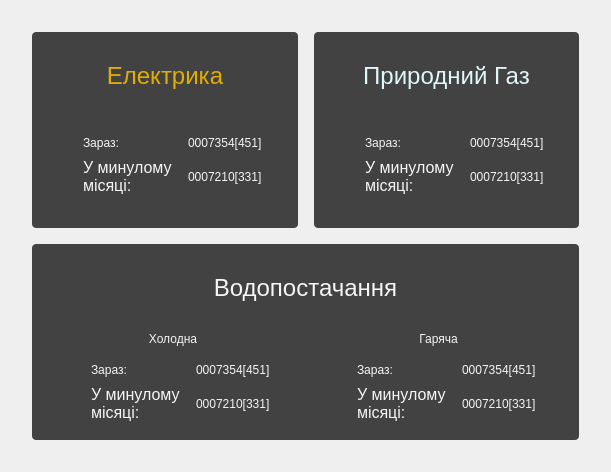
Before: the Qt Designer form counters.ui in DanCher17/lmv1, drawn with Qt 5.
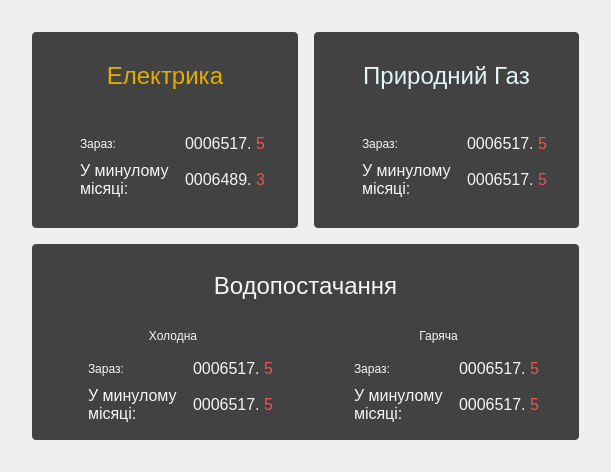
After: the same form once the commit is applied. Icons and pictures are not drawn.

```diff
--- a/counters.ui
+++ b/counters.ui
@@ -113,7 +113,7 @@
            </sizepolicy>
           </property>
           <property name="text">
-           <string>0007354[451]</string>
+           <string>&lt;html&gt;&lt;head/&gt;&lt;body&gt;&lt;p&gt;&lt;span style=&quot; font-size:12pt;&quot;&gt;0006517.&lt;/span&gt;&lt;span style=&quot; font-size:12pt; color:#EF5350;&quot;&gt; 5&lt;/span&gt;&lt;/p&gt;&lt;/body&gt;&lt;/html&gt;</string>
           </property>
          </widget>
         </item>
@@ -126,7 +126,7 @@
            </sizepolicy>
           </property>
           <property name="text">
-           <string>0007210[331]</string>
+           <string>&lt;html&gt;&lt;head/&gt;&lt;body&gt;&lt;p&gt;&lt;span style=&quot; font-size:12pt;&quot;&gt;0006517.&lt;/span&gt;&lt;span style=&quot; font-size:12pt; color:#EF5350;&quot;&gt; 5&lt;/span&gt;&lt;/p&gt;&lt;/body&gt;&lt;/html&gt;</string>
           </property>
          </widget>
         </item>
@@ -218,7 +218,7 @@
            </sizepolicy>
           </property>
           <property name="text">
-           <string>0007354[451]</string>
+           <string>&lt;html&gt;&lt;head/&gt;&lt;body&gt;&lt;p&gt;&lt;span style=&quot; font-size:12pt;&quot;&gt;0006517.&lt;/span&gt;&lt;span style=&quot; font-size:12pt; color:#EF5350;&quot;&gt; 5&lt;/span&gt;&lt;/p&gt;&lt;/body&gt;&lt;/html&gt;</string>
           </property>
          </widget>
         </item>
@@ -231,7 +231,7 @@
            </sizepolicy>
           </property>
           <property name="text">
-           <string>0007210[331]</string>
+           <string>&lt;html&gt;&lt;head/&gt;&lt;body&gt;&lt;p&gt;&lt;span style=&quot; font-size:12pt;&quot;&gt;0006489.&lt;/span&gt;&lt;span style=&quot; font-size:12pt; color:#EF5350;&quot;&gt; 3&lt;/span&gt;&lt;/p&gt;&lt;/body&gt;&lt;/html&gt;</string>
           </property>
          </widget>
         </item>
@@ -346,7 +346,7 @@
            </sizepolicy>
           </property>
           <property name="text">
-           <string>0007354[451]</string>
+           <string>&lt;html&gt;&lt;head/&gt;&lt;body&gt;&lt;p&gt;&lt;span style=&quot; font-size:12pt;&quot;&gt;0006517.&lt;/span&gt;&lt;span style=&quot; font-size:12pt; color:#EF5350;&quot;&gt; 5&lt;/span&gt;&lt;/p&gt;&lt;/body&gt;&lt;/html&gt;</string>
           </property>
          </widget>
         </item>
@@ -359,7 +359,7 @@
            </sizepolicy>
           </property>
           <property name="text">
-           <string>0007210[331]</string>
+           <string>&lt;html&gt;&lt;head/&gt;&lt;body&gt;&lt;p&gt;&lt;span style=&quot; font-size:12pt;&quot;&gt;0006517.&lt;/span&gt;&lt;span style=&quot; font-size:12pt; color:#EF5350;&quot;&gt; 5&lt;/span&gt;&lt;/p&gt;&lt;/body&gt;&lt;/html&gt;</string>
           </property>
          </widget>
         </item>
@@ -439,7 +439,7 @@
            </sizepolicy>
           </property>
           <property name="text">
-           <string>0007354[451]</string>
+           <string>&lt;html&gt;&lt;head/&gt;&lt;body&gt;&lt;p&gt;&lt;span style=&quot; font-size:12pt;&quot;&gt;0006517.&lt;/span&gt;&lt;span style=&quot; font-size:12pt; color:#EF5350;&quot;&gt; 5&lt;/span&gt;&lt;/p&gt;&lt;/body&gt;&lt;/html&gt;</string>
           </property>
          </widget>
         </item>
@@ -452,7 +452,7 @@
            </sizepolicy>
           </property>
           <property name="text">
-           <string>0007210[331]</string>
+           <string>&lt;html&gt;&lt;head/&gt;&lt;body&gt;&lt;p&gt;&lt;span style=&quot; font-size:12pt;&quot;&gt;0006517.&lt;/span&gt;&lt;span style=&quot; font-size:12pt; color:#EF5350;&quot;&gt; 5&lt;/span&gt;&lt;/p&gt;&lt;/body&gt;&lt;/html&gt;</string>
           </property>
          </widget>
         </item>
```
